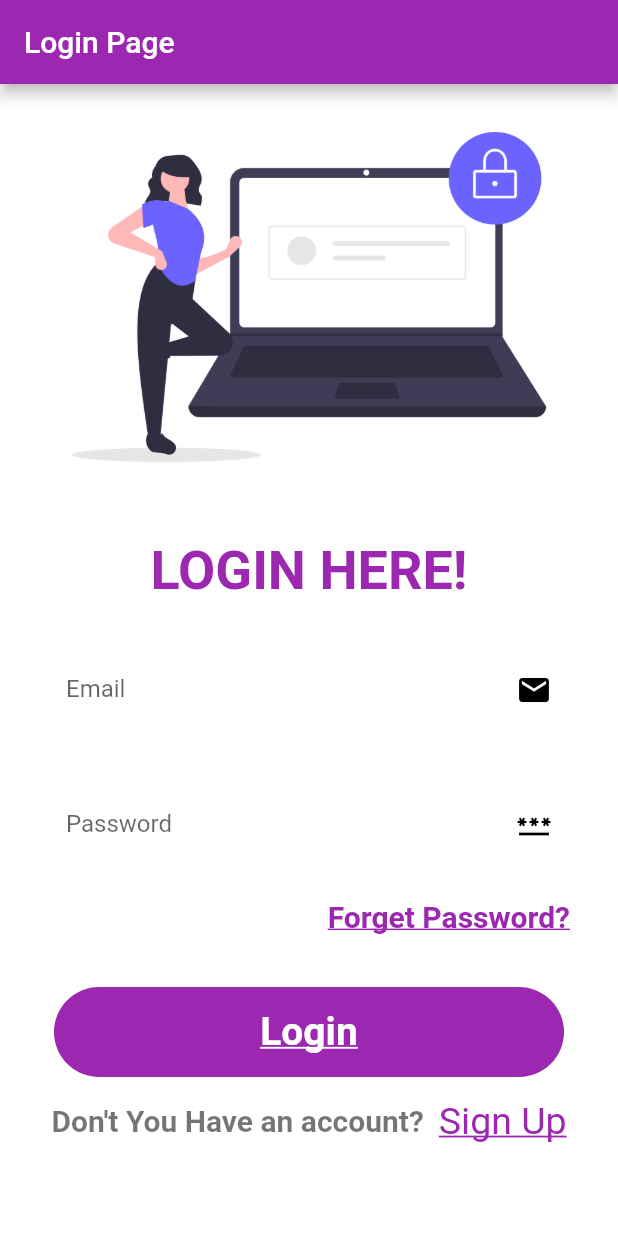
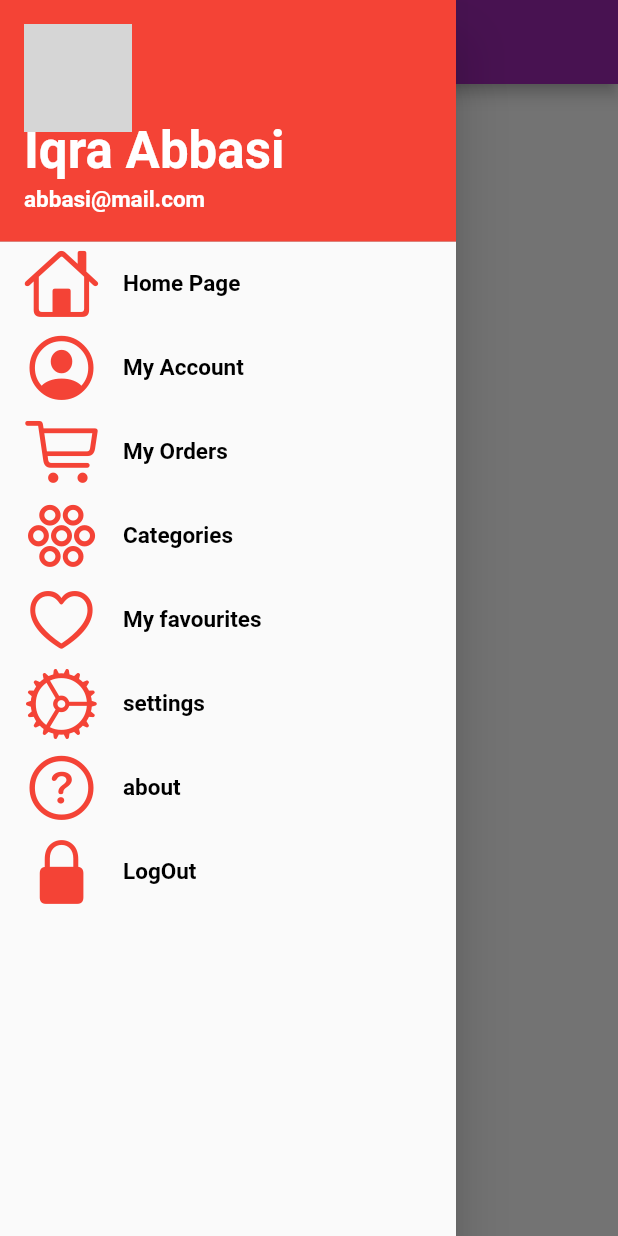
Before and after one commit to iqra-abbasi/flutter, a Flutter app: the screen it shows after launch, with the side drawer open (before the commit the screen has no drawer), on a phone screen of 412 x 824 dp. Run offline on Flutter 3.47's test engine with Material 2 defaults, Android fonts, the phone set to English and light mode, and no system bars; network calls fail; grey boxes are pictures that could not be loaded.

Commit message:
initial-commit

```diff
--- /dev/null
+++ b/lib/drawer.dart
@@ -0,0 +1,203 @@
+import 'package:app_in_java/home-page.dart';
+import 'package:flutter/cupertino.dart';
+import 'package:flutter/material.dart';
+
+class Mydrawer extends StatelessWidget {
+  const Mydrawer({super.key});
+
+  @override
+  Widget build(BuildContext context) {
+
+//image url
+  final imageUrl="https://media.istockphoto.com/id/1254508881/photo/woman-holding-sale-shopping-bags-consumerism-shopping-lifestyle-concept.jpg?b=1&s=612x612&w=0&k=20&c=S4nh5T3QotfFKKjzKIB8SOz4aukbBCV2rfzEAcvGAlA=";
+
+    //drawer
+    return Drawer(
+
+      //listview
+      child: ListView(
+        padding: EdgeInsets.zero,
+        children: [
+
+          DrawerHeader(
+
+            padding: EdgeInsets.zero,
+              margin: EdgeInsets.zero,
+
+
+                child: UserAccountsDrawerHeader(
+                  margin: EdgeInsets.zero,
+
+                  decoration: BoxDecoration(
+                    color: Colors.red,
+                  ),
+
+                  accountName: Text("Iqra Abbasi",
+                  style: TextStyle(
+                    fontSize:17,
+                    fontWeight: FontWeight.bold,
+                  ),
+                  textScaleFactor: 2.0,),
+                  accountEmail: Text("abbasi@mail.com",
+                  style: TextStyle(
+                    fontSize: 15,
+                    fontWeight: FontWeight.w600,
+                  ),),
+
+                 // currentAccountPicture: Image.asset("assets/images/login.png"),
+
+                  //or taking image from url
+
+
+                  //currentAccountPicture: Image.network(imageUrl),
+                  currentAccountPicture: CircleAvatar(
+                    backgroundImage: NetworkImage(imageUrl),
+                  ),
+                ),
+              ),
+
+
+
+          ListTile(
+           // leading: Icon(Icons.home),
+            leading: Icon(CupertinoIcons.home,
+            color: Colors.red,
+            size: 50,),
+
+
+            title: Text("Home Page",
+            style: TextStyle(
+              fontSize: 15,
+              fontWeight: FontWeight.bold,
+              color: Colors.black,
+            ),),
+
+
+            onTap: ()
+              {
+                Navigator.push(context, MaterialPageRoute(builder: (context) => HomePage()));
+              },
+
+          ),
+
+
+
+          ListTile(
+            // leading: Icon(Icons.home),
+            leading: Icon(CupertinoIcons.profile_circled,
+              color: Colors.red,
+              size: 50,),
+
+
+            title: Text("My Account",
+              style: TextStyle(
+                fontSize: 15,
+                fontWeight: FontWeight.bold,
+                color: Colors.black,
+              ),),
+          ),
+
+
+
+          ListTile(
+            // leading: Icon(Icons.home),
+            leading: Icon(CupertinoIcons.shopping_cart,
+              color: Colors.red,
+              size: 50,),
+
+
+            title: Text("My Orders",
+              style: TextStyle(
+                fontSize: 15,
+                fontWeight: FontWeight.bold,
+                color: Colors.black,
+              ),),
+          ),
+
+
+          ListTile(
+            // leading: Icon(Icons.home),
+            leading: Icon(CupertinoIcons.circle_grid_hex,
+              color: Colors.red,
+              size: 50,),
+
+
+            title: Text("Categories",
+              style: TextStyle(
+                fontSize: 15,
+                fontWeight: FontWeight.bold,
+                color: Colors.black,
+              ),),
+          ),
+
+
+          ListTile(
+            // leading: Icon(Icons.home),
+            leading: Icon(CupertinoIcons.heart,
+              color: Colors.red,
+              size: 50,),
+
+
+            title: Text("My favourites",
+              style: TextStyle(
+                fontSize: 15,
+                fontWeight: FontWeight.bold,
+                color: Colors.black,
+              ),),
+          ),
+
+
+
+          ListTile(
+            // leading: Icon(Icons.home),
+            leading: Icon(CupertinoIcons.settings,
+              color: Colors.red,
+              size: 50,),
+
+
+            title: Text("settings",
+              style: TextStyle(
+                fontSize: 15,
+                fontWeight: FontWeight.bold,
+                color: Colors.black,
+              ),),
+          ),
+
+
+
+          ListTile(
+            // leading: Icon(Icons.home),
+            leading: Icon(CupertinoIcons.question_circle,
+              color: Colors.red,
+              size: 50,),
+
+
+            title: Text("about",
+              style: TextStyle(
+                fontSize: 15,
+                fontWeight: FontWeight.bold,
+                color: Colors.black,
+              ),),
+          ),
+
+
+
+          ListTile(
+            // leading: Icon(Icons.home),
+            leading: Icon(CupertinoIcons.lock_fill,
+              color: Colors.red,
+              size: 50,),
+
+
+            title: Text("LogOut",
+              style: TextStyle(
+                fontSize: 15,
+                fontWeight: FontWeight.bold,
+                color: Colors.black,
+              ),),
+          ),
+        ],
+      ),
+    );
+  }
+}
--- /dev/null
+++ b/lib/home-page.dart
@@ -0,0 +1,33 @@
+import 'package:app_in_java/drawer.dart';
+import 'package:flutter/material.dart';
+
+class HomePage extends StatelessWidget {
+  const HomePage({super.key});
+
+  @override
+  Widget build(BuildContext context) {
+
+    return Scaffold(
+      appBar: AppBar(
+        title: Text("Home Page"),
+        backgroundColor: Colors.purple,
+      ),
+
+
+      body: Center(
+        child: Container(
+          child: Text("Welcome To Flutter!",
+            style: TextStyle(fontSize: 25,
+              fontWeight: FontWeight.bold,
+              color: Colors.red,
+            ),
+            textScaleFactor: 2.0,),
+        ),
+      ),
+
+
+
+      drawer: Mydrawer(),
+    );
+  }
+}
--- a/lib/main.dart
+++ b/lib/main.dart
@@ -1,3 +1,4 @@
+import 'package:app_in_java/home-page.dart';
 import 'package:app_in_java/login.dart';
 import 'package:app_in_java/sign-up-page.dart';
 import 'package:flutter/material.dart';
@@ -13,7 +14,7 @@ class MyApp extends StatelessWidget {
   @override
   Widget build(BuildContext context) {
     return MaterialApp(
-      home: LoginPage(),
+     // home: LoginPage(),
 
       debugShowCheckedModeBanner: false,
 
@@ -32,6 +33,17 @@ class MyApp extends StatelessWidget {
         primarySwatch: Colors.pink,
       ),
 
+
+
+
+      //manually move from one page to another
+      initialRoute: "/",
+      routes: {
+        "/":(context) => HomePage(),
+        "":(context) => HomePage(),
+
+
+      },
     );
   }
 }
```
Also changed, not shown: lib/login.dart (indentation only), lib/sign-up-page.dart (indentation only).
